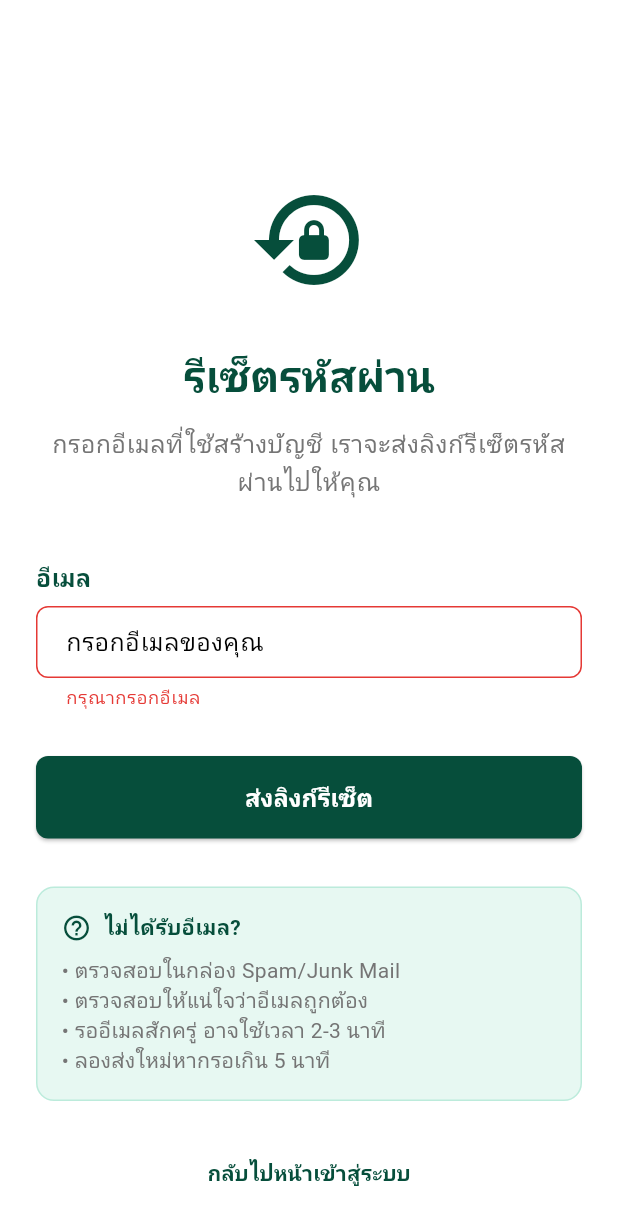
After one commit to SurasakSiangsai02/micro-commerce, a Flutter app: the ForgotPasswordScreen screen opened directly, after a tap on "ส่งลิงก์รีเซ็ต", on a phone screen of 412 x 824 dp. The commit adds this screen. Shown: the top 1225 px of the screen. Run offline on Flutter 3.47's test engine with Material 3 defaults, Android fonts, the phone set to English and light mode, and no system bars; our stand-ins replace cached_network_image, cloud_firestore, file_picker, firebase_auth, firebase_core, firebase_storage and 2 more; missing offline and left inert: flutter_stripe; accounts and stored records are empty.

Commit message:
feat: Add Forgot Password feature with email validation and reset functionality

```diff
--- /dev/null
+++ b/micro_commerce/lib/screens/auth/forgot_password_screen.dart
@@ -0,0 +1,251 @@
+import 'package:flutter/material.dart';
+import 'package:provider/provider.dart';
+import '../../utils/theme.dart';
+import '../../utils/logger.dart';
+import '../../widgets/custom_button.dart';
+import '../../widgets/custom_text_field.dart';
+import '../../providers/auth_provider.dart';
+
+/// 🔐 Forgot Password Screen
+/// ระบบรีเซ็ตรหัสผ่านผ่าน Email
+class ForgotPasswordScreen extends StatefulWidget {
+  const ForgotPasswordScreen({super.key});
+
+  @override
+  State<ForgotPasswordScreen> createState() => _ForgotPasswordScreenState();
+}
+
+class _ForgotPasswordScreenState extends State<ForgotPasswordScreen> {
+  final _formKey = GlobalKey<FormState>();
+  final _emailController = TextEditingController();
+  bool _emailSent = false;
+
+  @override
+  void dispose() {
+    _emailController.dispose();
+    super.dispose();
+  }
+
+  Future<void> _resetPassword() async {
+    if (!_formKey.currentState!.validate()) return;
+
+    final authProvider = Provider.of<AuthProvider>(context, listen: false);
+
+    final success = await authProvider.resetPassword(_emailController.text.trim());
+
+    if (success) {
+      Logger.info('Password reset email sent successfully for: ${_emailController.text.trim()}');
+
+      setState(() {
+        _emailSent = true;
+      });
+
+      if (mounted) {
+        ScaffoldMessenger.of(context).showSnackBar(
+          const SnackBar(
+            content: Text('ลิงก์รีเซ็ตรหัสผ่านถูกส่งไปยังอีเมลของคุณแล้ว'),
+            backgroundColor: AppTheme.successGreen,
+            duration: Duration(seconds: 5),
+          ),
+        );
+      }
+    } else {
+      Logger.error('Failed to send password reset email: ${authProvider.errorMessage}');
+
+      if (mounted) {
+        ScaffoldMessenger.of(context).showSnackBar(
+          SnackBar(
+            content: Text('เกิดข้อผิดพลาด: ${authProvider.errorMessage ?? "ไม่สามารถส่งอีเมลได้"}'),
+            backgroundColor: AppTheme.errorRed,
+            duration: const Duration(seconds: 5),
+          ),
+        );
+      }
+    }
+  }
+
+  String? _validateEmail(String? value) {
+    if (value == null || value.isEmpty) {
+      return 'กรุณากรอกอีเมล';
+    }
+
+    final emailRegex = RegExp(r'^[\w-\.]+@([\w-]+\.)+[\w-]{2,4}$');
+    if (!emailRegex.hasMatch(value)) {
+      return 'รูปแบบอีเมลไม่ถูกต้อง';
+    }
+
+    return null;
+  }
+
+  @override
+  Widget build(BuildContext context) {
+    return Scaffold(
+      appBar: AppBar(
+        title: const Text('ลืมรหัสผ่าน'),
+        backgroundColor: Colors.transparent,
+        elevation: 0,
+        leading: IconButton(
+          icon: const Icon(Icons.arrow_back_ios),
+          onPressed: () => Navigator.pop(context),
+        ),
+      ),
+      body: SafeArea(
+        child: SingleChildScrollView(
+          padding: const EdgeInsets.all(24.0),
+          child: Column(
+            crossAxisAlignment: CrossAxisAlignment.center,
+            children: [
+              // Header Section
+              const SizedBox(height: 40),
+              Icon(
+                _emailSent ? Icons.mark_email_read : Icons.lock_reset,
+                size: 80,
+                color: AppTheme.darkGreen,
+              ),
+
+              const SizedBox(height: 32),
+
+              Text(
+                _emailSent ? 'ตรวจสอบอีเมลของคุณ' : 'รีเซ็ตรหัสผ่าน',
+                style: Theme.of(context).textTheme.headlineMedium?.copyWith(
+                  fontWeight: FontWeight.bold,
+                  color: AppTheme.darkGreen,
+                ),
+                textAlign: TextAlign.center,
+              ),
+
+              const SizedBox(height: 16),
+
+              Text(
+                _emailSent
+                    ? 'เราได้ส่งลิงก์รีเซ็ตรหัสผ่านไปยังอีเมล ${_emailController.text} แล้ว กรุณาตรวจสอบกล่องจดหมายและทำตามขั้นตอน'
+                    : 'กรอกอีเมลที่ใช้สร้างบัญชี เราจะส่งลิงก์รีเซ็ตรหัสผ่านไปให้คุณ',
+                style: Theme.of(context).textTheme.bodyLarge?.copyWith(
+                  color: Colors.grey.shade600,
+                  height: 1.5,
+                ),
+                textAlign: TextAlign.center,
+              ),
+
+              const SizedBox(height: 40),
+
+              // Form Section
+              if (!_emailSent) ...[
+                Form(
+                  key: _formKey,
+                  child: Column(
+                    children: [
+                      CustomTextField(
+                        controller: _emailController,
+                        label: 'อีเมล',
+                        hint: 'กรอกอีเมลของคุณ',
+                        validator: _validateEmail,
+                      ),
+
+                      const SizedBox(height: 32),
+
+                      Consumer<AuthProvider>(
+                        builder: (context, authProvider, child) {
+                          return CustomButton(
+                            text: 'ส่งลิงก์รีเซ็ต',
+                            onPressed: authProvider.isLoading
+                                ? null
+                                : _resetPassword,
+                            isLoading: authProvider.isLoading,
+                          );
+                        },
+                      ),
+                    ],
+                  ),
+                ),
+              ] else ...[
+                // Success Actions
+                CustomButton(
+                  text: 'เปิดแอปอีเมล',
+                  onPressed: () {
+                    Logger.info('User requested to open email app');
+                  },
+                  backgroundColor: AppTheme.lightBlue,
+                ),
+
+                const SizedBox(height: 16),
+
+                CustomButton(
+                  text: 'ส่งอีเมลใหม่',
+                  onPressed: () {
+                    setState(() {
+                      _emailSent = false;
+                      _emailController.clear();
+                    });
+                  },
+                  backgroundColor: Colors.grey.shade600,
+                ),
+              ],
+
+              const SizedBox(height: 32),
+
+              // Help Section
+              Container(
+                padding: const EdgeInsets.all(16),
+                decoration: BoxDecoration(
+                  color: AppTheme.lightGreen.withValues(alpha: 0.1),
+                  borderRadius: BorderRadius.circular(12),
+                  border: Border.all(
+                    color: AppTheme.lightGreen.withValues(alpha: 0.2),
+                  ),
+                ),
+                child: Column(
+                  crossAxisAlignment: CrossAxisAlignment.start,
+                  children: [
+                    const Row(
+                      children: [
+                        Icon(
+                          Icons.help_outline,
+                          color: AppTheme.darkGreen,
+                          size: 20,
+                        ),
+                        SizedBox(width: 8),
+                        Text(
+                          'ไม่ได้รับอีเมล?',
+                          style: TextStyle(
+                            fontWeight: FontWeight.w600,
+                            color: AppTheme.darkGreen,
+                          ),
+                        ),
+                      ],
+                    ),
+                    const SizedBox(height: 8),
+                    Text(
+                      '• ตรวจสอบในกล่อง Spam/Junk Mail\n'
+                      '• ตรวจสอบให้แน่ใจว่าอีเมลถูกต้อง\n'
+                      '• รออีเมลสักครู่ อาจใช้เวลา 2-3 นาที\n'
+                      '• ลองส่งใหม่หากรอเกิน 5 นาที',
+                      style: TextStyle(
+                        color: Colors.grey.shade600,
+                        height: 1.4,
+                      ),
+                    ),
+                  ],
+                ),
+              ),
+
+              const SizedBox(height: 24),
+
+              // Back to Login Link
+              TextButton(
+                onPressed: () => Navigator.pop(context),
+                child: const Text(
+                  'กลับไปหน้าเข้าสู่ระบบ',
+                  style: TextStyle(
+                    color: AppTheme.darkGreen,
+                    fontWeight: FontWeight.w600,
+                  ),
+                ),
+              ),
+            ],
+          ),
+        ),
+      ),
+    );
+  }
+}
--- a/micro_commerce/lib/screens/auth/login_screen.dart
+++ b/micro_commerce/lib/screens/auth/login_screen.dart
@@ -6,6 +6,7 @@ import '../../widgets/custom_button.dart';
 import '../../widgets/custom_text_field.dart';
 import '../../providers/auth_provider.dart';
 import '../../providers/cart_provider.dart';
+import 'forgot_password_screen.dart';
 
 
 class LoginScreen extends StatefulWidget {
@@ -142,6 +143,27 @@ class _LoginScreenState extends State<LoginScreen> {
                   ),
                   const SizedBox(height: 16),
 
+                  // Forgot Password Link
+                  TextButton(
+                    onPressed: () {
+                      Navigator.push(
+                        context,
+                        MaterialPageRoute(
+                          builder: (context) => const ForgotPasswordScreen(),
+                        ),
+                      );
+                    },
+                    child: const Text(
+                      'ลืมรหัสผ่าน?',
+                      style: TextStyle(
+                        color: AppTheme.darkGreen,
+                        fontWeight: FontWeight.w500,
+                      ),
+                    ),
+                  ),
+
+                  const SizedBox(height: 8),
+
                   // Register Link
                   TextButton(
                     onPressed: () {
```
Also changed, not shown: 2 other files.
